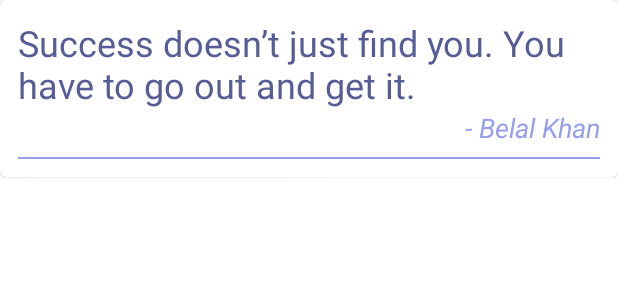
After one commit to MkItSimple/MVVMSampleApp, an Android app: the layout item_quote.xml on its own in the app's theme, with its tools: preview values and no code run, on a phone screen of 412 x 824 dp. The commit adds this screen. Shown: the top 300 px of the screen. Run offline under Robolectric (Android 15) with nearby library versions, the phone set to English and light mode, and no system bars.

Commit message:
17-RecyclerViewWithGroupie

```diff
--- /dev/null
+++ b/app/src/main/res/layout/item_quote.xml
@@ -0,0 +1,49 @@
+<?xml version="1.0" encoding="utf-8"?>
+<layout xmlns:android="http://schemas.android.com/apk/res/android"
+    xmlns:tools="http://schemas.android.com/tools">
+    <data>
+        <variable name="quote"
+            type="com.example.mvvmsampleapp.data.db.entities.Quote"/>
+    </data>
+
+    <com.google.android.material.card.MaterialCardView
+        android:layout_width="match_parent"
+        android:layout_height="wrap_content">
+
+        <RelativeLayout
+            android:padding="12dp"
+            android:layout_width="match_parent"
+            android:layout_height="match_parent">
+
+            <TextView
+                android:textAppearance="@style/TextAppearance.AppCompat.Headline"
+                android:id="@+id/quote"
+                android:textColor="@color/colorPrimaryDark"
+                android:layout_width="match_parent"
+                android:layout_height="wrap_content"
+                android:text="@{`'`+quote.quote+`'`}"
+                tools:text="Success doesn’t just find you. You have to go out and get it."/>
+
+            <TextView
+                android:textColor="@color/colorPrimary"
+                android:textAppearance="@style/TextAppearance.AppCompat.Medium"
+                tools:text="- Belal Khan"
+                android:text="@{`-` + quote.author}"
+                android:layout_alignParentEnd="true"
+                android:layout_below="@id/quote"
+                android:id="@+id/author"
+                android:layout_width="wrap_content"
+                android:layout_height="wrap_content"
+                android:layout_alignParentRight="true"
+                android:textStyle="italic"/>
+
+            <TextView
+                android:layout_marginTop="7dp"
+                android:layout_below="@id/author"
+                android:background="@color/colorPrimary"
+                android:layout_width="match_parent"
+                android:layout_height="1dp"/>
+
+        </RelativeLayout>
+    </com.google.android.material.card.MaterialCardView>
+</layout>
```
Also changed, not shown: app/src/main/java/com/example/mvvmsampleapp/ui/home/quotes/QuoteItem.kt (added, +17 -0 lines), app/src/main/java/com/example/mvvmsampleapp/ui/home/quotes/QuotesFragment.kt (+34 -5 lines), app/src/main/res/layout/quotes_fragment.xml (+10 -3 lines).
